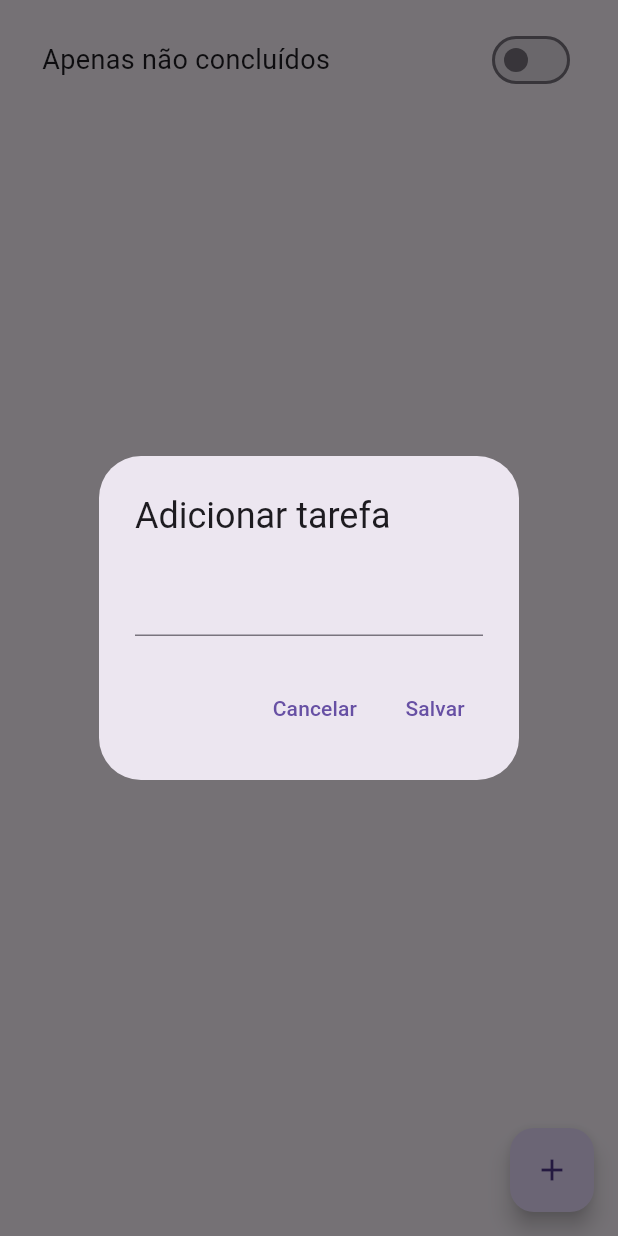
After one commit to Br3n0L/trilhaapp_tela_login_dio, a Flutter app: the TarefaSQLitePage screen opened directly, after a tap on the "add" icon, on a phone screen of 412 x 824 dp. The commit adds this screen. Run offline on Flutter 3.47's test engine with Material 3 defaults, Android fonts, the phone set to English and light mode, and no system bars; our stand-ins replace hive, shared_preferences, sqflite; accounts and stored records are empty; network calls fail.

Commit message:
final mod4

```diff
--- a/lib/main.dart
+++ b/lib/main.dart
@@ -1,6 +1,7 @@
 import 'package:flutter/material.dart';
 import 'package:hive/hive.dart';
 import 'package:trilhaapp_tela_login_dio/models/dados_cadastrais.dart';
+import 'package:trilhaapp_tela_login_dio/models/tarefa_hive_model.dart';
 
 import 'package:trilhaapp_tela_login_dio/pages/main_page.dart';
 import 'package:path_provider/path_provider.dart' as path_provider;
@@ -11,6 +12,7 @@ void main() async {
       await path_provider.getApplicationDocumentsDirectory();
   Hive.init(documentsDirectory.path);
   Hive.registerAdapter(DadosCadastraisModelAdapter());
+  Hive.registerAdapter(TarefaHiveModelAdapter());
 
   runApp(const MyApp());
 }
--- /dev/null
+++ b/lib/models/tarefas_sqlite_model.dart
@@ -0,0 +1,26 @@
+class TarefaSQLiteModel {
+  int _id = 0;
+  String _descricao = "";
+
+  bool _concluido = false;
+
+  TarefaSQLiteModel(this._id, this._descricao, this._concluido);
+
+  int get id => _id;
+
+  set id(int id) {
+    _id = id;
+  }
+
+  String get descricao => _descricao;
+
+  set descricao(String descricao) {
+    _descricao = descricao;
+  }
+
+  bool get concluido => _concluido;
+
+  set concluido(bool concluido) {
+    _concluido = concluido;
+  }
+}
--- a/lib/pages/configuracoes/configuraacoes_hive_page .dart
+++ b/lib/pages/configuracoes/configuraacoes_hive_page .dart
@@ -2,8 +2,6 @@ import 'package:flutter/material.dart';
 import 'package:hive/hive.dart';
 import 'package:trilhaapp_tela_login_dio/models/configuracoes_model.dart';
 import 'package:trilhaapp_tela_login_dio/repositores/configuracoes_repository.dart';
-
-import 'package:trilhaapp_tela_login_dio/services/app_storage_services.dart';
 
 class ConfiguracoesHivePage extends StatefulWidget {
   const ConfiguracoesHivePage({Key? key}) : super(key: key);
--- a/lib/pages/main_page.dart
+++ b/lib/pages/main_page.dart
@@ -3,7 +3,8 @@ import 'package:trilhaapp_tela_login_dio/pages/card_page.dart';
 import 'package:trilhaapp_tela_login_dio/pages/image_assets.dart';
 import 'package:trilhaapp_tela_login_dio/pages/list_view_h.dart';
 import 'package:trilhaapp_tela_login_dio/pages/list_view_v.dart';
-import 'package:trilhaapp_tela_login_dio/pages/tarefa_page.dart';
+import 'package:trilhaapp_tela_login_dio/pages/tarefas_page/tarefa_hive_page.dart';
+import 'package:trilhaapp_tela_login_dio/pages/tarefas_page/tarefa_sqlite_page.dart';
 import 'package:trilhaapp_tela_login_dio/shared/widgets/custom_drawer.dart';
 
 class MainPage extends StatefulWidget {
@@ -39,7 +40,7 @@ class _MainPageState extends State<MainPage> {
                     ImageAssetsPage(),
                     ListViewHPage(),
                     ListViewHorizontal(),
-                    TarefaPage()
+                    TarefaSQLitePage(),
                   ],
                 ),
               ),
--- /dev/null
+++ b/lib/pages/tarefas_page/tarefa_hive_page.dart
@@ -0,0 +1,116 @@
+import 'package:flutter/material.dart';
+import 'package:trilhaapp_tela_login_dio/models/tarefa_hive_model.dart';
+import 'package:trilhaapp_tela_login_dio/repositores/tarefa_hive_repository.dart';
+
+class TarefaPage extends StatefulWidget {
+  const TarefaPage({Key? key}) : super(key: key);
+
+  @override
+  State<TarefaPage> createState() => _TarefaPageState();
+}
+
+class _TarefaPageState extends State<TarefaPage> {
+  late TarefaHiveRepository tarefaRepository;
+  var _tarefas = const <TarefaHiveModel>[];
+  var descricaoContoller = TextEditingController();
+  var apenasNaoConcluidos = false;
+
+  @override
+  void initState() {
+    super.initState();
+    obterTarefas();
+  }
+
+  void obterTarefas() async {
+    tarefaRepository = await TarefaHiveRepository.carregar();
+    // _tarefas = tarefaRepository.obterDados(apenasNaoConcluidos);
+    setState(() {});
+  }
+
+  @override
+  Widget build(BuildContext context) {
+    return Scaffold(
+        floatingActionButton: FloatingActionButton(
+          child: const Icon(Icons.add),
+          onPressed: () {
+            descricaoContoller.text = "";
+            showDialog(
+                context: context,
+                builder: (BuildContext bc) {
+                  return AlertDialog(
+                    title: const Text("Adicionar tarefa"),
+                    content: TextField(
+                      controller: descricaoContoller,
+                    ),
+                    actions: [
+                      TextButton(
+                          onPressed: () {
+                            Navigator.pop(context);
+                          },
+                          child: const Text("Cancelar")),
+                      TextButton(
+                          onPressed: () async {
+                            await tarefaRepository.salvar(TarefaHiveModel.criar(
+                                descricaoContoller.text, false));
+                            Navigator.pop(context);
+                            obterTarefas();
+                            setState(() {});
+                          },
+                          child: const Text("Salvar"))
+                    ],
+                  );
+                });
+          },
+        ),
+        body: Container(
+          margin: const EdgeInsets.symmetric(horizontal: 16, vertical: 8),
+          child: Column(
+            children: [
+              Container(
+                margin: const EdgeInsets.symmetric(horizontal: 12, vertical: 8),
+                child: Row(
+                  mainAxisAlignment: MainAxisAlignment.spaceBetween,
+                  children: [
+                    const Text(
+                      "Apenas não concluídos",
+                      style: TextStyle(fontSize: 18),
+                    ),
+                    Switch(
+                        value: apenasNaoConcluidos,
+                        onChanged: (bool value) {
+                          apenasNaoConcluidos = value;
+                          obterTarefas();
+                        })
+                  ],
+                ),
+              ),
+              Expanded(
+                child: ListView.builder(
+                    itemCount: _tarefas.length,
+                    itemBuilder: (BuildContext bc, int index) {
+                      var tarefa = _tarefas[index];
+                      return Dismissible(
+                        onDismissed: (DismissDirection dismissDirection) async {
+                          tarefaRepository.excluir(tarefa);
+                          obterTarefas();
+                        },
+                        key: Key(tarefa.descricao),
+                        child: ListTile(
+                          title: Text(tarefa.descricao),
+                          trailing: Switch(
+                            onChanged: (bool value) async {
+                              tarefa.concluido = value;
+                              tarefaRepository.alterar(tarefa);
+                              obterTarefas();
+                            },
+                            value: tarefa.concluido,
+                          ),
+                        ),
+                      );
+                    }),
+              ),
+            ],
+          ),
+        ));
+  }
+}
--- /dev/null
+++ b/lib/pages/tarefas_page/tarefa_sqlite_page.dart
@@ -0,0 +1,118 @@
+import 'package:flutter/material.dart';
+import 'package:trilhaapp_tela_login_dio/models/tarefa_hive_model.dart';
+import 'package:trilhaapp_tela_login_dio/models/tarefas_sqlite_model.dart';
+import 'package:trilhaapp_tela_login_dio/repositores/sqlite/tarefa_sqlite_repository.dart';
+import 'package:trilhaapp_tela_login_dio/repositores/tarefa_hive_repository.dart';
+
+class TarefaSQLitePage extends StatefulWidget {
+  const TarefaSQLitePage({Key? key}) : super(key: key);
+
+  @override
+  State<TarefaSQLitePage> createState() => _TarefaSQLitePageState();
+}
+
+class _TarefaSQLitePageState extends State<TarefaSQLitePage> {
+  TarefaSQLiteRepository tarefaRepository = TarefaSQLiteRepository();
+  var _tarefas = const <TarefaSQLiteModel>[];
+  var descricaoContoller = TextEditingController();
+  var apenasNaoConcluidos = false;
+
+  @override
+  void initState() {
+    super.initState();
+    obterTarefas();
+  }
+
+  void obterTarefas() async {
+    _tarefas = await tarefaRepository.obterDados(apenasNaoConcluidos);
+    // _tarefas = tarefaRepository.obterDados(apenasNaoConcluidos);
+    setState(() {});
+  }
+
+  @override
+  Widget build(BuildContext context) {
+    return Scaffold(
+        floatingActionButton: FloatingActionButton(
+          child: const Icon(Icons.add),
+          onPressed: () {
+            descricaoContoller.text = "";
+            showDialog(
+                context: context,
+                builder: (BuildContext bc) {
+                  return AlertDialog(
+                    title: const Text("Adicionar tarefa"),
+                    content: TextField(
+                      controller: descricaoContoller,
+                    ),
+                    actions: [
+                      TextButton(
+                          onPressed: () {
+                            Navigator.pop(context);
+                          },
+                          child: const Text("Cancelar")),
+                      TextButton(
+                          onPressed: () async {
+                            await tarefaRepository.salvar(TarefaSQLiteModel(
+                                0, descricaoContoller.text, false));
+                            Navigator.pop(context);
+                            obterTarefas();
+                            setState(() {});
+                          },
+                          child: const Text("Salvar"))
+                    ],
+                  );
+                });
+          },
+        ),
+        body: Container(
+          margin: const EdgeInsets.symmetric(horizontal: 16, vertical: 8),
+          child: Column(
+            children: [
+              Container(
+                margin: const EdgeInsets.symmetric(horizontal: 12, vertical: 8),
+                child: Row(
+                  mainAxisAlignment: MainAxisAlignment.spaceBetween,
+                  children: [
+                    const Text(
+                      "Apenas não concluídos",
+                      style: TextStyle(fontSize: 18),
+                    ),
+                    Switch(
+                        value: apenasNaoConcluidos,
+                        onChanged: (bool value) {
+                          apenasNaoConcluidos = value;
+                          obterTarefas();
+                        })
+                  ],
+                ),
+              ),
+              Expanded(
+                child: ListView.builder(
+                    itemCount: _tarefas.length,
+                    itemBuilder: (BuildContext bc, int index) {
+                      var tarefa = _tarefas[index];
+                      return Dismissible(
+                        onDismissed: (DismissDirection dismissDirection) async {
+                          tarefaRepository.remover(tarefa.id);
+                          obterTarefas();
+                        },
+                        key: Key(tarefa.descricao),
+                        child: ListTile(
+                          title: Text(tarefa.descricao),
+                          trailing: Switch(
+                            onChanged: (bool value) async {
+                              tarefa.concluido = value;
+                              tarefaRepository.atualizar(tarefa);
+                              obterTarefas();
+                            },
+                            value: tarefa.concluido,
+                          ),
+                        ),
+                      );
+                    }),
+              ),
+            ],
+          ),
+        ));
+  }
+}
--- /dev/null
+++ b/lib/repositores/sqlite/sqlitedatabase.dart
@@ -0,0 +1,42 @@
+import 'package:flutter/material.dart';
+import 'package:sqflite/sqflite.dart';
+import 'package:path/path.dart' as path;
+
+import 'package:sqflite/sqflite.dart';
+
+Map<int, String> scripts = {
+  1: ''' CREATE TABLE tarefas (
+          id INTEGER PRIMARY KEY AUTOINCREMENT,
+          descricao TEXT,
+          concluido INTEGER
+          );'''
+};
+
+class SQLiteDataBase {
+  static Database? db;
+
+  Future<Database> obterDataBase() async {
+    if (db == null) {
+      return await iniciarBancoDeDados();
+    } else {
+      return db!;
+    }
+  }
+
+  Future<Database> iniciarBancoDeDados() async {
+    var db = await openDatabase(
+        path.join(await getDatabasesPath(), 'database.db'),
+        version: scripts.length, onCreate: (Database db, int version) async {
+      for (var i = 1; i <= scripts.length; i++) {
+        await db.execute(scripts[i]!);
+        debugPrint(scripts[i]!);
+      }
+    }, onUpgrade: (Database db, int oldVersion, int newVersion) async {
+      for (var i = oldVersion + 1; i <= scripts.length; i++) {
+        await db.execute(scripts[i]!);
+        debugPrint(scripts[i]!);
+      }
+    });
+    return db;
+  }
+}
--- /dev/null
+++ b/lib/repositores/sqlite/tarefa_sqlite_repository.dart
@@ -0,0 +1,38 @@
+import 'package:trilhaapp_tela_login_dio/models/tarefas_sqlite_model.dart';
+import 'package:trilhaapp_tela_login_dio/repositores/sqlite/sqlitedatabase.dart';
+
+class TarefaSQLiteRepository {
+  Future<List<TarefaSQLiteModel>> obterDados(bool apenasNaoConcluidos) async {
+    List<TarefaSQLiteModel> tarefas = [];
+    var db = await SQLiteDataBase().obterDataBase();
+    var result = await db.rawQuery(apenasNaoConcluidos
+        ? "SELECT id, descricao, concluido FROM tarefas WHERE concluido = 0"
+        : 'SELECT id, descricao, concluido FROM tarefas');
+    for (var element in result) {
+      tarefas.add(TarefaSQLiteModel(int.parse(element["id"].toString()),
+          element["descricao"].toString(), element["concluido"] == 1));
+    }
+    return tarefas;
+  }
+
+  Future<void> salvar(TarefaSQLiteModel tarefaSQLiteModel) async {
+    var db = await SQLiteDataBase().obterDataBase();
+    await db.rawInsert('INSERT INTO tarefas (descricao, concluido) values(?,?)',
+        [tarefaSQLiteModel.descricao, tarefaSQLiteModel.concluido]);
+  }
+
+  Future<void> atualizar(TarefaSQLiteModel tarefaSQLiteModel) async {
+    var db = await SQLiteDataBase().obterDataBase();
+    await db.rawInsert(
+        'UPDATE tarefas SET descricao = ?, concluido = ? WHERE id = ?', [
+      tarefaSQLiteModel.descricao,
+      tarefaSQLiteModel.concluido ? 1 : 0,
+      tarefaSQLiteModel.id
+    ]);
+  }
+
+  Future<void> remover(int id) async {
+    var db = await SQLiteDataBase().obterDataBase();
+    await db.rawInsert('DELETE FROM tarefas WHERE id = ?', [id]);
+  }
+}
--- a/pubspec.yaml
+++ b/pubspec.yaml
@@ -40,6 +40,7 @@ dependencies:
   path_provider: ^2.1.1
   hive_generator: ^2.0.1
   hive_flutter: ^1.1.0
+  sqflite: ^2.3.0
 
 dev_dependencies:
   flutter_test:
```
Also changed, not shown: lib/models/tarefa_hive_model.dart (added, +14 -0 lines), lib/pages/tarefa_page.dart (deleted, +0 -117 lines), lib/repositores/tarefa_hive_repository.dart (added, +39 -0 lines), lib/models/tarefa_hive_model.g.dart (added), pubspec.lock, 1 other file.
